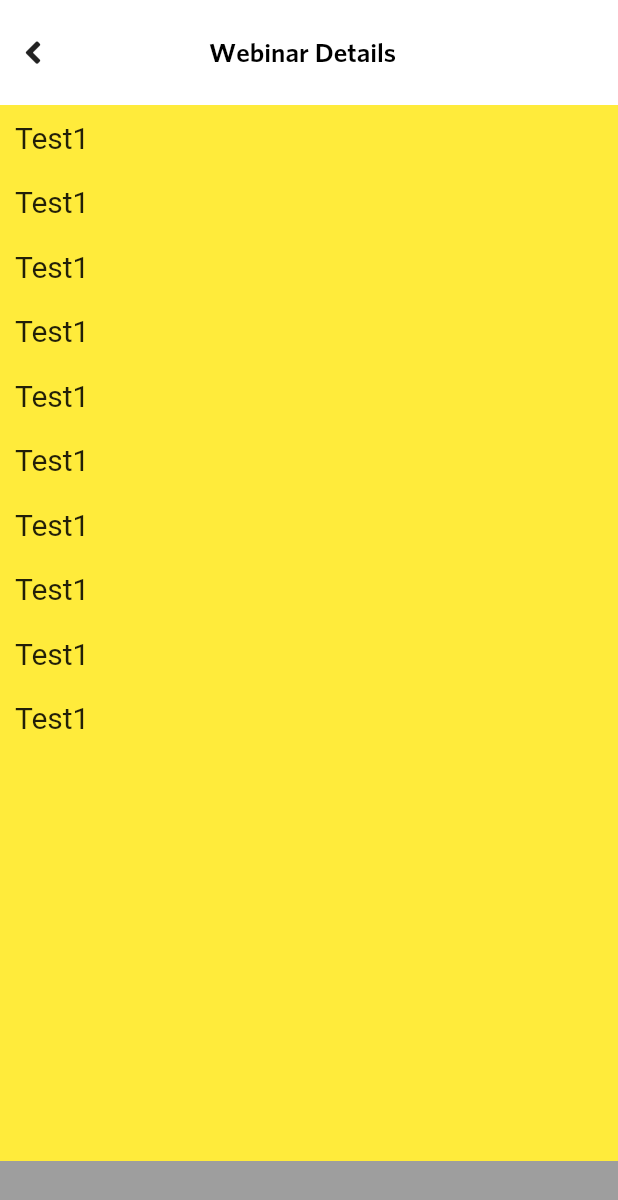
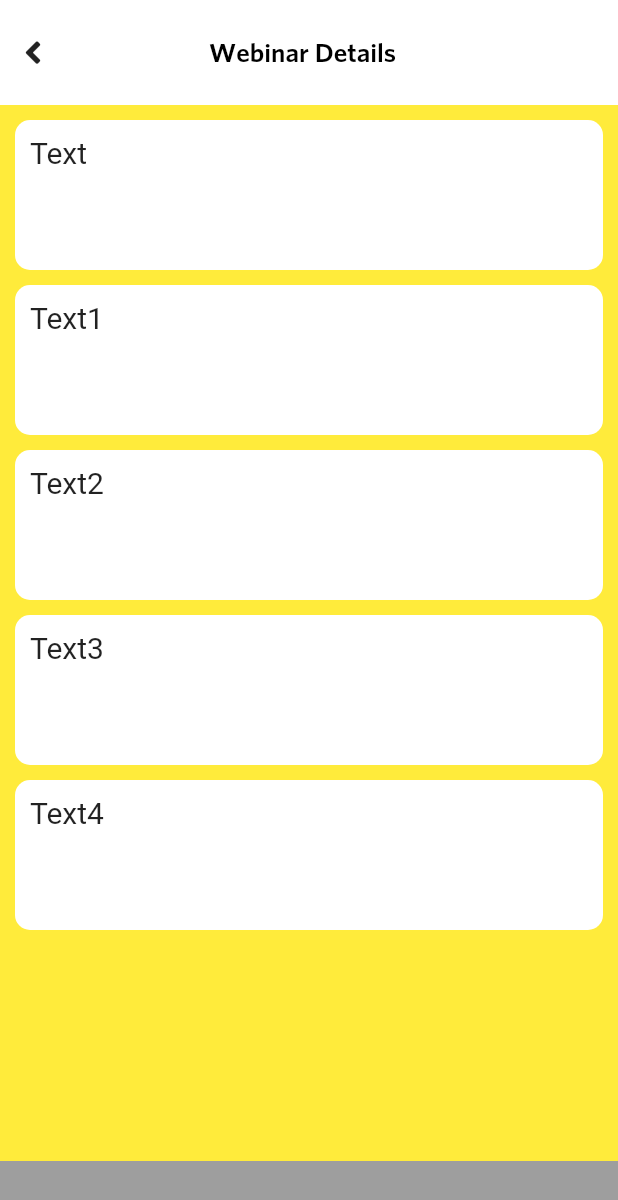
Before and after one commit to kishan-entigrity/cpeFlutter, a Flutter app: the WebinarDetailsNew screen opened directly with empty values, on a phone screen of 412 x 824 dp. Shown: the top 1200 px of the screen. Run offline on Flutter 3.47's test engine with Material 2 defaults, Android fonts, the phone set to English and light mode, and no system bars; our stand-ins replace connectivity, email_validator, flutter_spinkit, flutter_tags, font_awesome_flutter and 3 more; missing offline and left inert: dart:ffi; accounts and stored records are empty; statements that could not run were skipped.

Commit message:
- Added scrollview for the webinar detail tags with common text file which gonna use as individual tags and their childs, - Expand and collapse feature will gonna use with this common controller.

```diff
--- a/lib/screens/webinar_details_new.dart
+++ b/lib/screens/webinar_details_new.dart
@@ -244,100 +244,17 @@ class _WebinarDetailsNewState extends State<WebinarDetailsNew> {
                         ),
                       ],
                     ),
-                    SingleChildScrollView(
-                      child: Column(
-                        children: <Widget>[
-                          Padding(
-                            padding: const EdgeInsets.all(10.0),
-                            child: Text(
-                              'Test1',
-                              style: TextStyle(
-                                fontSize: 20.0,
-                              ),
-                            ),
-                          ),
-                          Padding(
-                            padding: const EdgeInsets.all(10.0),
-                            child: Text(
-                              'Test1',
-                              style: TextStyle(
-                                fontSize: 20.0,
-                              ),
-                            ),
-                          ),
-                          Padding(
-                            padding: const EdgeInsets.all(10.0),
-                            child: Text(
-                              'Test1',
-                              style: TextStyle(
-                                fontSize: 20.0,
-                              ),
-                            ),
-                          ),
-                          Padding(
-                            padding: const EdgeInsets.all(10.0),
-                            child: Text(
-                              'Test1',
-                              style: TextStyle(
-                                fontSize: 20.0,
-                              ),
-                            ),
-                          ),
-                          Padding(
-                            padding: const EdgeInsets.all(10.0),
-                            child: Text(
-                              'Test1',
-                              style: TextStyle(
-                                fontSize: 20.0,
-                              ),
-                            ),
-                          ),
-                          Padding(
-                            padding: const EdgeInsets.all(10.0),
-                            child: Text(
-                              'Test1',
-                              style: TextStyle(
-                                fontSize: 20.0,
-                              ),
-                            ),
-                          ),
-                          Padding(
-                            padding: const EdgeInsets.all(10.0),
-                            child: Text(
-                              'Test1',
-                              style: TextStyle(
-                                fontSize: 20.0,
-                              ),
-                            ),
-                          ),
-                          Padding(
-                            padding: const EdgeInsets.all(10.0),
-                            child: Text(
-                              'Test1',
-                              style: TextStyle(
-                                fontSize: 20.0,
-                              ),
-                            ),
-                          ),
-                          Padding(
-                            padding: const EdgeInsets.all(10.0),
-                            child: Text(
-                              'Test1',
-                              style: TextStyle(
-                                fontSize: 20.0,
-                              ),
-                            ),
-                          ),
-                          Padding(
-                            padding: const EdgeInsets.all(10.0),
-                            child: Text(
-                              'Test1',
-                              style: TextStyle(
-                                fontSize: 20.0,
-                              ),
-                            ),
-                          ),
-                        ],
+                    Expanded(
+                      child: SingleChildScrollView(
+                        child: Column(
+                          children: <Widget>[
+                            TestText('Text'),
+                            TestText('Text1'),
+                            TestText('Text2'),
+                            TestText('Text3'),
+                            TestText('Text4'),
+                          ],
+                        ),
                       ),
                     ),
                   ],
@@ -350,3 +267,30 @@ class _WebinarDetailsNewState extends State<WebinarDetailsNew> {
     );
   }
 }
+
+class TestText extends StatelessWidget {
+  TestText(this.strTitle);
+
+  final String strTitle;
+
+  @override
+  Widget build(BuildContext context) {
+    return Container(
+      padding: const EdgeInsets.all(10.0),
+      margin: EdgeInsets.only(left: 10.0, top: 10.0, right: 10.0),
+      height: 100.0,
+      width: double.infinity,
+      decoration: BoxDecoration(
+        borderRadius: BorderRadius.circular(10.0),
+        color: Colors.white,
+      ),
+      // child: Center(
+      child: Text(
+        strTitle,
+        style: TextStyle(
+          fontSize: 20.0,
+        ),
+      ),
+    );
+  }
+}
```
